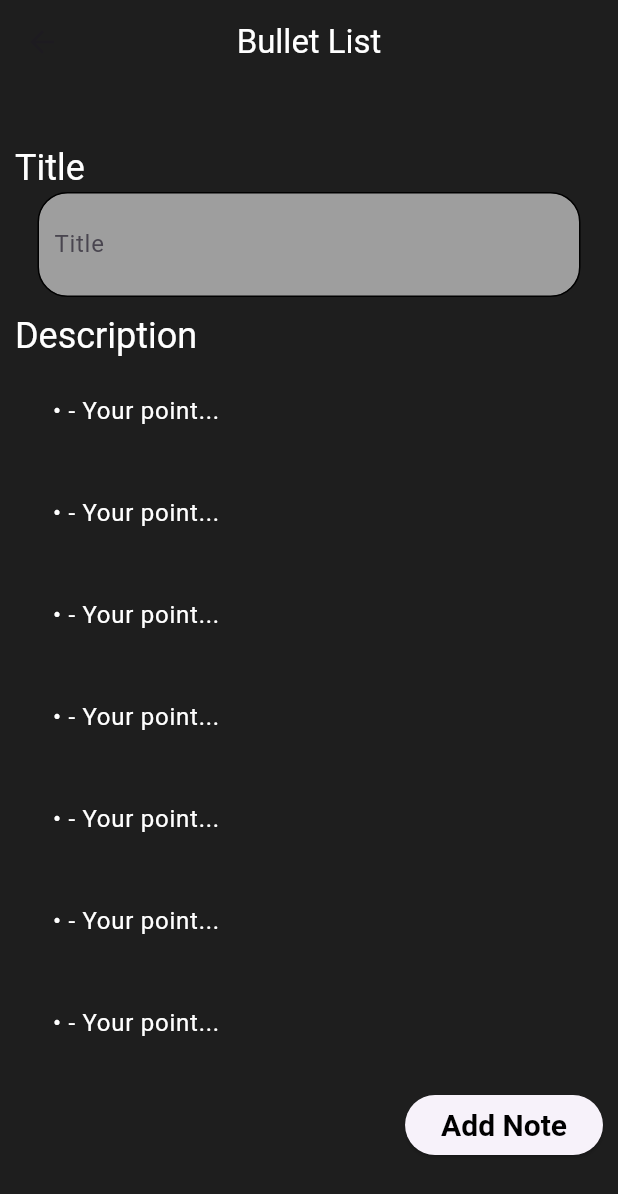
After one commit to AKHILTH0MAS/Keeper, a Flutter app: the BulletList screen opened by its route, on a phone screen of 412 x 824 dp. The commit adds this screen. Shown: the top 1194 px of the screen. Run offline on Flutter 3.47's test engine with Material 2 defaults, Android fonts, the phone set to English and light mode, and no system bars; our stand-ins replace shared_preferences; accounts and stored records are empty.

Commit message:
someting done last night

```diff
--- a/lib/main.dart
+++ b/lib/main.dart
@@ -1,5 +1,6 @@
 import 'package:flutter/material.dart';
 import 'package:notes/screens/addnote.dart';
+import 'package:notes/screens/bulletlist.dart';
 import 'package:notes/screens/home.dart';
 import 'package:notes/screens/tasklist.dart';
 import 'package:provider/provider.dart';
@@ -30,6 +31,7 @@ class MyApp extends StatelessWidget {
           '/': (context) => const HomePage(),
           '/addnote': (context) => const AddNote(),
           '/tasklist': (context) => const Tasks(),
+          '/bulletlist': (context) => const BulletList(),
         },
         initialRoute: '/',
       ),
--- a/lib/notescomponents/addnotebutton.dart
+++ b/lib/notescomponents/addnotebutton.dart
@@ -14,7 +14,10 @@ class AddNoteButton extends StatelessWidget {
 
   @override
   Widget build(BuildContext context) {
-    return ElevatedButton(
+    return Row(
+      children: [
+        const Spacer(),
+        ElevatedButton(
           style: ButtonStyle(
             textStyle: MaterialStateProperty.all(
               const TextStyle(
@@ -32,6 +35,65 @@ class AddNoteButton extends StatelessWidget {
             Navigator.pop(context);
           },
           child: const Text('Add Note', style: TextStyle(color: Colors.black)),
+        ),
+      ],
     );
   }
 }
+
+class AddBulletButton extends StatelessWidget {
+  const AddBulletButton({
+    super.key,
+    required this.titlecontroller,
+    required this.descriptioncontroller1,
+    required this.descriptioncontroller2,
+    required this.descriptioncontroller3,
+    required this.descriptioncontroller4,
+    required this.descriptioncontroller5,
+    required this.descriptioncontroller6,
+    required this.descriptioncontroller7,
+  });
+
+  final TextEditingController titlecontroller;
+  final TextEditingController descriptioncontroller1;
+  final TextEditingController descriptioncontroller2;
+  final TextEditingController descriptioncontroller3;
+  final TextEditingController descriptioncontroller4;
+  final TextEditingController descriptioncontroller5;
+  final TextEditingController descriptioncontroller6;
+  final TextEditingController descriptioncontroller7;
+
+  @override
+  Widget build(BuildContext context) {
+    return Row(
+      children: [
+        const Spacer(),
+        ElevatedButton(
+          style: ButtonStyle(
+            textStyle: MaterialStateProperty.all(
+              const TextStyle(
+                color: Colors.black12,
+                fontSize: 20,
+                fontWeight: FontWeight.bold,
+              ),
+            ),
+          ),
+          onPressed: () {
+            Provider.of<NotesProvider>(context, listen: false).addbulletnote(
+              titlecontroller.text,
+              descriptioncontroller1.text,
+              descriptioncontroller2.text,
+              descriptioncontroller3.text,
+              descriptioncontroller4.text,
+              descriptioncontroller5.text,
+              descriptioncontroller6.text,
+              descriptioncontroller7.text,
+            );
+            Navigator.pop(context);
+          },
+          child: const Text('Add Note', style: TextStyle(color: Colors.black)),
+        ),
+      ],
+    );
+  }
+}
--- a/lib/notescomponents/descritionfield.dart
+++ b/lib/notescomponents/descritionfield.dart
@@ -12,6 +12,7 @@ class TextfeildDescription extends StatelessWidget {
   Widget build(BuildContext context) {
     return Container(
       padding: const EdgeInsets.all(10),
+      margin: const EdgeInsets.symmetric(horizontal: 15),
       decoration: BoxDecoration(
         color: Colors.grey,
         border: Border.all(),
--- a/lib/notescomponents/textfieldtitle.dart
+++ b/lib/notescomponents/textfieldtitle.dart
@@ -13,6 +13,7 @@ class Textfield extends StatelessWidget {
   @override
   Widget build(BuildContext context) {
     return Container(
+      margin: const EdgeInsets.symmetric(horizontal: 15),
       padding: const EdgeInsets.all(10),
       decoration: BoxDecoration(
         color: Colors.grey,
--- /dev/null
+++ b/lib/screens/bulletlist.dart
@@ -0,0 +1,115 @@
+import 'package:flutter/material.dart';
+import 'package:notes/colors.dart';
+import 'package:provider/provider.dart';
+
+import '../notescomponents/addnotebutton.dart';
+import '../notescomponents/notesprovider.dart';
+import '../notescomponents/textfieldtitle.dart';
+
+class BulletList extends StatefulWidget {
+  const BulletList({super.key});
+
+  @override
+  State<BulletList> createState() => _BulletListState();
+}
+
+class _BulletListState extends State<BulletList> {
+  final titlecontroller = TextEditingController();
+
+  final descriptioncontroller1 = TextEditingController();
+  final descriptioncontroller2 = TextEditingController();
+  final descriptioncontroller3 = TextEditingController();
+  final descriptioncontroller4 = TextEditingController();
+  final descriptioncontroller5 = TextEditingController();
+  final descriptioncontroller6 = TextEditingController();
+  final descriptioncontroller7 = TextEditingController();
+  final descriptioncontroller8 = TextEditingController();
+  final descriptioncontroller9 = TextEditingController();
+  final descriptioncontroller10 = TextEditingController();
+
+  @override
+  Widget build(BuildContext context) {
+    final isDarkTheme = Provider.of<NotesProvider>(context).isDarktheme;
+
+    return Scaffold(
+      backgroundColor: isDarkTheme ? darkThemeB : backgroundColor,
+      appBar: AppBar(
+        backgroundColor: isDarkTheme ? darkThemeB : backgroundColor,
+        title: Text(
+          "Bullet List",
+          style:
+              TextStyle(color: isDarkTheme ? darkTexttheme : primaryTexttheme),
+        ),
+        centerTitle: true,
+      ),
+      body: SingleChildScrollView(
+        scrollDirection: Axis.vertical,
+        child: Padding(
+          padding: const EdgeInsets.all(10),
+          child: Column(
+            crossAxisAlignment: CrossAxisAlignment.start,
+            children: [
+              const SizedBox(height: 30),
+              Text("Title",
+                  style: Theme.of(context).textTheme.headlineSmall!.copyWith(
+                      color: isDarkTheme ? darkTexttheme : primaryTexttheme)),
+              Textfield(
+                titlecontroller: titlecontroller,
+                hint: "Title",
+              ),
+              const SizedBox(height: 10),
+              Text("Description",
+                  style: Theme.of(context).textTheme.headlineSmall!.copyWith(
+                      color: isDarkTheme ? darkTexttheme : primaryTexttheme)),
+              BulletDiscription(descriptioncontroller: descriptioncontroller1),
+              BulletDiscription(descriptioncontroller: descriptioncontroller2),
+              BulletDiscription(descriptioncontroller: descriptioncontroller3),
+              BulletDiscription(descriptioncontroller: descriptioncontroller4),
+              BulletDiscription(descriptioncontroller: descriptioncontroller5),
+              BulletDiscription(descriptioncontroller: descriptioncontroller6),
+              BulletDiscription(descriptioncontroller: descriptioncontroller7),
+              const SizedBox(height: 10),
+              AddBulletButton(
+                titlecontroller: titlecontroller,
+                descriptioncontroller1: descriptioncontroller1,
+                descriptioncontroller2: descriptioncontroller2,
+                descriptioncontroller3: descriptioncontroller3,
+                descriptioncontroller4: descriptioncontroller4,
+                descriptioncontroller5: descriptioncontroller5,
+                descriptioncontroller6: descriptioncontroller6,
+                descriptioncontroller7: descriptioncontroller7,
+              ),
+            ],
+          ),
+        ),
+      ),
+    );
+  }
+}
+
+class BulletDiscription extends StatelessWidget {
+  const BulletDiscription({
+    super.key,
+    required this.descriptioncontroller,
+  });
+
+  final TextEditingController descriptioncontroller;
+
+  @override
+  Widget build(BuildContext context) {
+    final isDarkTheme = Provider.of<NotesProvider>(context).isDarktheme;
+
+    return Container(
+      margin: const EdgeInsets.symmetric(horizontal: 15),
+      padding: const EdgeInsets.all(10),
+      child: TextField(
+        controller: descriptioncontroller,
+        decoration: InputDecoration(
+            border: InputBorder.none,
+            hintText: "• - Your point...",
+            hintStyle: TextStyle(
+                color: isDarkTheme ? darkTexttheme : primaryTexttheme)),
+      ),
+    );
+  }
+}
```
Also changed, not shown: lib/notescomponents/notesmini.dart (+9 -6 lines), lib/notescomponents/notesprovider.dart (+25 -0 lines), lib/screens/addnote.dart (+30 -0 lines), lib/screens/home.dart (+6 -1 lines). Lines whose indentation alone changed are shown as unchanged.
